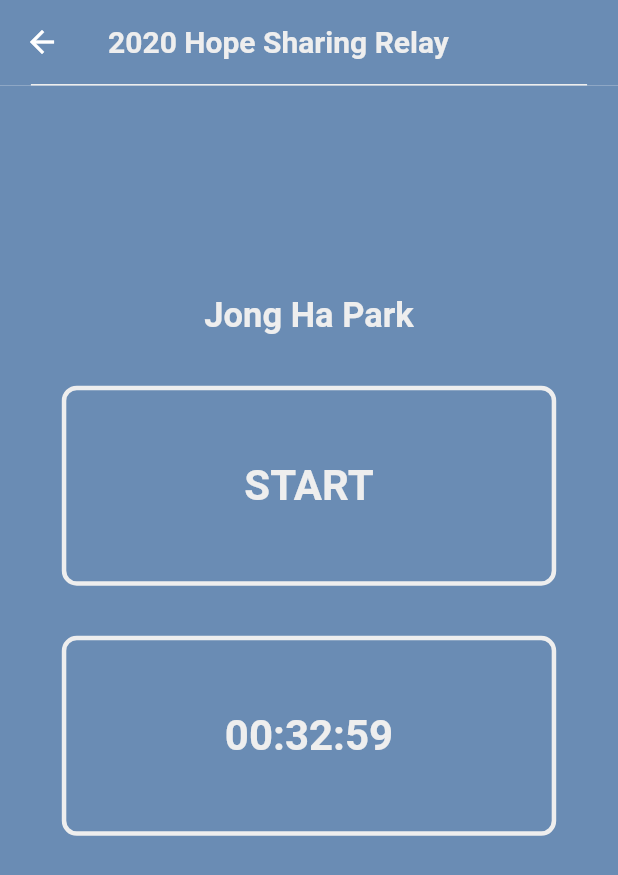
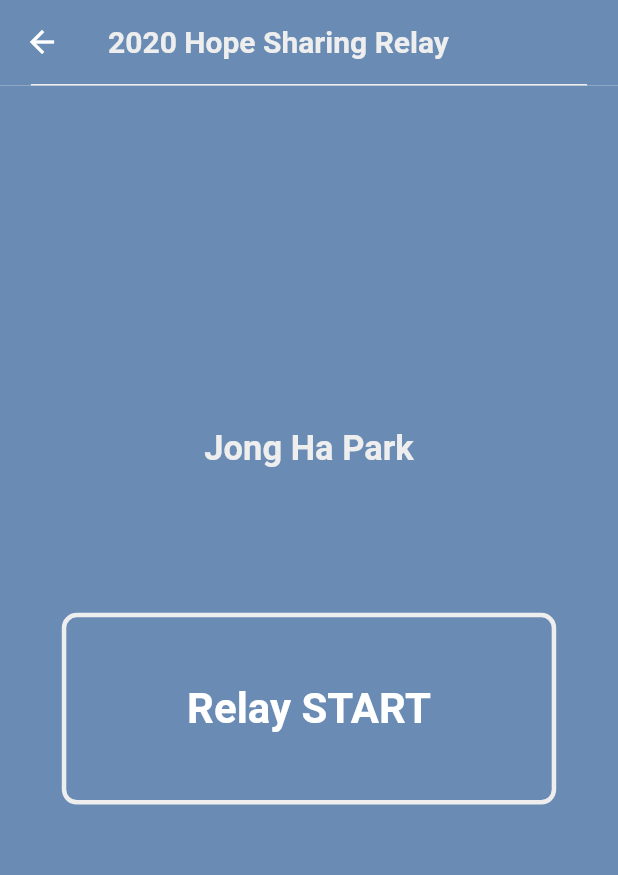
Before and after one commit to seunghwanly/minimarathon, a Flutter app: the screen it shows after launch, after a tap on "Team", on a phone screen of 412 x 824 dp. Shown: the top 875 px of the screen. Run offline on Flutter 3.47's test engine with Material 2 defaults, Android fonts, the phone set to English and light mode, and no system bars; our stand-ins replace firebase_database, flutter_linkify, shared_preferences, webview_flutter; missing offline and left inert: background_location, http_auth, loading_animations; accounts and stored records are empty.

Commit message:
removeRecordButton

```diff
--- a/minimarathon/lib/component/body/relay/background_location.dart
+++ b/minimarathon/lib/component/body/relay/background_location.dart
@@ -237,7 +237,11 @@ class MyBackgroundLocationState extends State<MyBackgroundLocation> {
                                           if (_start > 5) {
                                             Route route = MaterialPageRoute(
                                                 builder: (context) =>
-                                                    RelayFinish());
+                                                    RelayFinish(
+                                                      recordTime: _start,
+                                                      totalDistance:
+                                                          totalDistance,
+                                                    ));
 
                                             Navigator.pushReplacement(
                                                 context, route);
--- a/minimarathon/lib/component/body/relay/relay_start.dart
+++ b/minimarathon/lib/component/body/relay/relay_start.dart
@@ -50,7 +50,7 @@ class RelayStartState extends State<RelayStart> {
             mainAxisAlignment: MainAxisAlignment.center,
             children: [
               Expanded(
-                flex: 5,
+                flex: 8,
                 child: Column(
                   mainAxisAlignment: MainAxisAlignment.end,
                   children: [
@@ -58,7 +58,7 @@ class RelayStartState extends State<RelayStart> {
                   ],
                 ),
               ),
-              Expanded(flex: 1, child: Container(child: Text(''))),
+              Expanded(flex: 3, child: Container(child: Text(''))),
               Expanded(
                   flex: 4,
                   child: Container(
@@ -71,26 +71,26 @@ class RelayStartState extends State<RelayStart> {
                     child: FlatButton(
                       onPressed: _navigationToLocation,
                       child: Container(
-                        child: makeText('START', lightwhite, 28),
+                        child: makeText('Relay START', white, 28),
                       ),
                     ),
                   )),
               Expanded(flex: 1, child: Container(child: Text(''))),
-              Expanded(
-                  flex: 4,
-                  child: Container(
-                    // height:  MediaQuery.of(context).size.height * 0.8,
-                    width: MediaQuery.of(context).size.width * 0.8,
-                    decoration: BoxDecoration(
-                        border: Border.all(color: lightwhite, width: 3),
-                        borderRadius: BorderRadius.all(Radius.circular(10))),
-                    child: FlatButton(
-                      onPressed: _navigation,
-                      child: Container(
-                        child: makeText('00:32:59', lightwhite, 28),
-                      ),
-                    ),
-                  )),
+              // Expanded(
+              //     flex: 4,
+              //     child: Container(
+              //       // height:  MediaQuery.of(context).size.height * 0.8,
+              //       width: MediaQuery.of(context).size.width * 0.8,
+              //       decoration: BoxDecoration(
+              //           border: Border.all(color: lightwhite, width: 3),
+              //           borderRadius: BorderRadius.all(Radius.circular(10))),
+              //       child: FlatButton(
+              //         onPressed: _navigation,
+              //         child: Container(
+              //           child: makeText('00:32:59', lightwhite, 28),
+              //         ),
+              //       ),
+              //     )),
               Expanded(flex: 8, child: Container(child: Text(''))),
             ],
           ),
```
